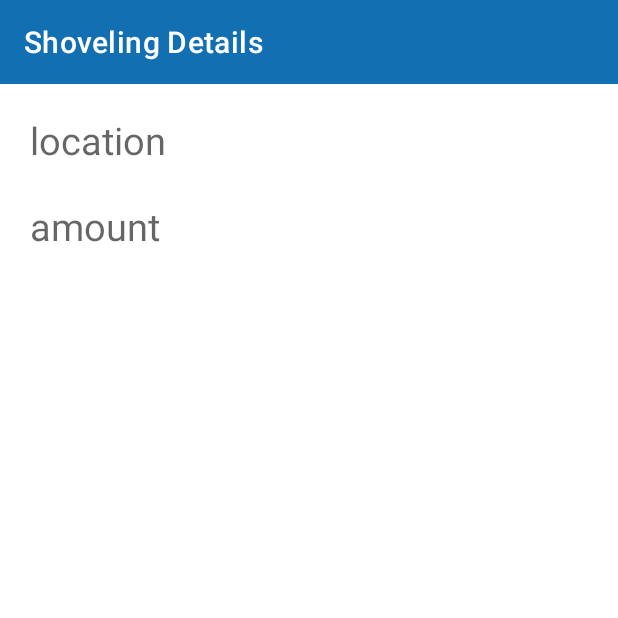
After one commit to stmgs/shovl_android_app_MP, an Android app: the ChoreDetails screen opened directly, with no data from a screen before it, on a phone screen of 412 x 824 dp, the top half of it. The commit adds this screen. Run offline under Robolectric (Android 15) with nearby library versions, the phone set to English and light mode, and no system bars.

Commit message:
navigation is ready when user user clicks on respective notification

```diff
--- a/app/src/main/java/com/example/shovl_android/BiddingActivity.kt
+++ b/app/src/main/java/com/example/shovl_android/BiddingActivity.kt
@@ -65,7 +65,8 @@ class BiddingActivity : AppCompatActivity() {
 
                         PushNotification(
                             NotificationData("Bidder alert!!!"
-                                    , "${preferenceMangager.getString(ShovlConstants.KEY_NAME)} bid on your post."),
+                                    , "${preferenceMangager.getString(ShovlConstants.KEY_NAME)} bid on your post."
+                                , null, null, "bidder"),
                             postedBy.fcm_token.toString()
                         ).also {
                                 sendNotification(it)
--- /dev/null
+++ b/app/src/main/java/com/example/shovl_android/ChoreDetails.kt
@@ -0,0 +1,25 @@
+package com.example.shovl_android
+
+import android.os.Bundle
+import androidx.appcompat.app.AppCompatActivity
+import com.example.shovl_android.R
+import com.example.shovl_android.databinding.ActivityChoreDetailsBinding
+
+class ChoreDetails : AppCompatActivity() {
+    private lateinit var binding : ActivityChoreDetailsBinding
+
+    override fun onCreate(savedInstanceState: Bundle?) {
+        super.onCreate(savedInstanceState)
+        binding= ActivityChoreDetailsBinding.inflate(layoutInflater)
+        setContentView(binding.root)
+
+        val amount= intent.getStringExtra("amount")
+        val location = intent.getStringExtra("location")
+
+        binding.tvAmount.text=amount
+        binding.tvLocation.text=location
+
+
+
+    }
+}
--- a/app/src/main/java/com/example/shovl_android/data/Bidders.kt
+++ b/app/src/main/java/com/example/shovl_android/data/Bidders.kt
@@ -7,7 +7,8 @@ data class Bidders(
     var name : String? = null,
     val price : Int?= null,
     val time : Int?= null,
-    val rejected : Boolean? = false
+    val rejected : Boolean? = false,
+    val confirmed: Boolean? = false
 ) : Serializable{
 
     override fun equals(other: Any?): Boolean {
@@ -17,6 +18,9 @@ data class Bidders(
                 && this.time == other.time
                 && this.user_id == other.user_id
                 && this.rejected == other.rejected
+                && this.confirmed == other.confirmed
+
+
 
 
     }
--- a/app/src/main/java/com/example/shovl_android/data/NotificationData.kt
+++ b/app/src/main/java/com/example/shovl_android/data/NotificationData.kt
@@ -2,6 +2,10 @@ package com.example.shovl_android.data
 
 data class NotificationData(
     val title:String,
-    val message:String
+    val message:String,
+    //val body:HashMap<String, String>?
+    val amount:String?,
+    val location: String?,
+    val type:String?
 ) {
 }
--- /dev/null
+++ b/app/src/main/res/layout/activity_chore_details.xml
@@ -0,0 +1,44 @@
+<?xml version="1.0" encoding="utf-8"?>
+<androidx.constraintlayout.widget.ConstraintLayout
+    xmlns:android="http://schemas.android.com/apk/res/android"
+    xmlns:app="http://schemas.android.com/apk/res-auto"
+    xmlns:tools="http://schemas.android.com/tools"
+    android:layout_width="match_parent"
+    android:layout_height="match_parent"
+    tools:context=".ChoreDetails">
+
+    <androidx.appcompat.widget.Toolbar
+        android:id="@+id/toolbar_chore"
+        android:layout_width="match_parent"
+        android:layout_height="wrap_content"
+        app:layout_constraintTop_toTopOf="parent"
+        android:background="@color/primaryColor"
+        app:title="Shoveling Details"
+        app:titleTextColor="@color/white"
+        />
+
+    <TextView
+        android:id="@+id/tv_location"
+        android:layout_width="wrap_content"
+        android:layout_height="37dp"
+        android:layout_margin="20dp"
+        android:hint="location"
+        android:textColor="@color/black"
+        android:textSize="25sp"
+        app:layout_constraintTop_toBottomOf="@id/toolbar_chore"
+        app:layout_constraintStart_toStartOf="parent"
+        />
+
+    <TextView
+        android:id="@+id/tv_amount"
+        android:layout_width="wrap_content"
+        android:layout_height="37dp"
+        android:layout_margin="20dp"
+        android:hint="amount"
+        android:textColor="@color/black"
+        android:textSize="25sp"
+        app:layout_constraintTop_toBottomOf="@id/tv_location"
+        app:layout_constraintStart_toStartOf="parent"
+        />
+
+</androidx.constraintlayout.widget.ConstraintLayout>
```
Also changed, not shown: app/src/main/AndroidManifest.xml (+4 -3 lines), app/src/main/java/com/example/shovl_android/Splashscreen.kt (+63 -7 lines), app/src/main/java/com/example/shovl_android/adapters/ConfirmShovelerAdapter.kt (+10 -1 lines), app/src/main/java/com/example/shovl_android/fragments/ConfirmFragment.kt (+23 -19 lines), app/src/main/java/com/example/shovl_android/service/MessagingService.kt (+29 -3 lines), app/src/main/res/drawable/blue_tint_background.xml (added, +15 -0 lines), app/src/main/res/layout/rv_confirm_shoveler.xml (+15 -2 lines).
